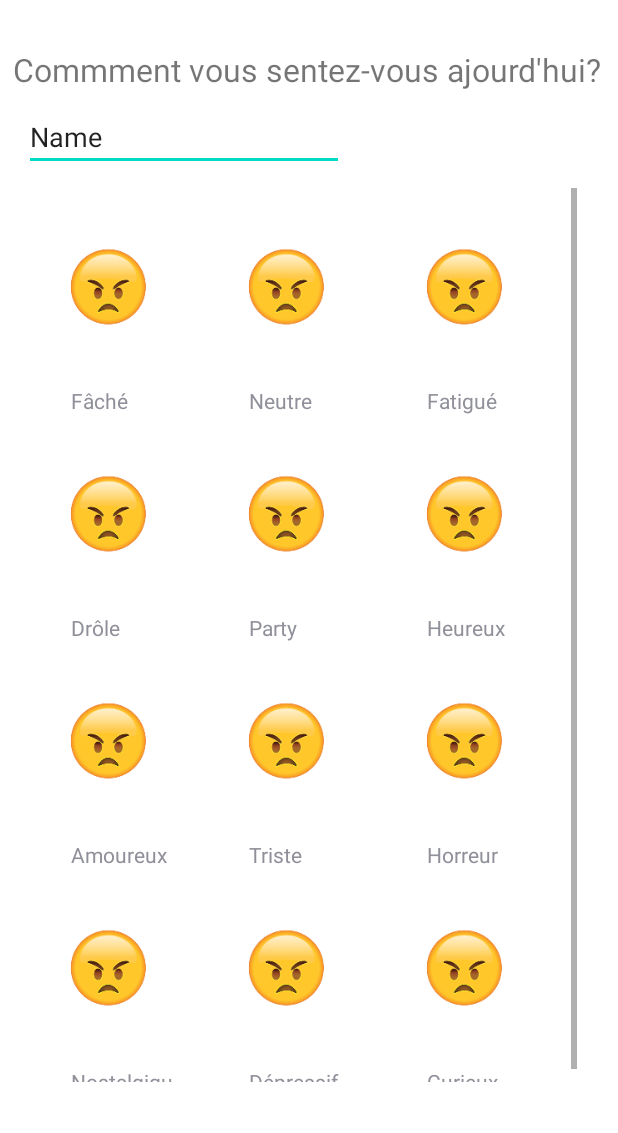
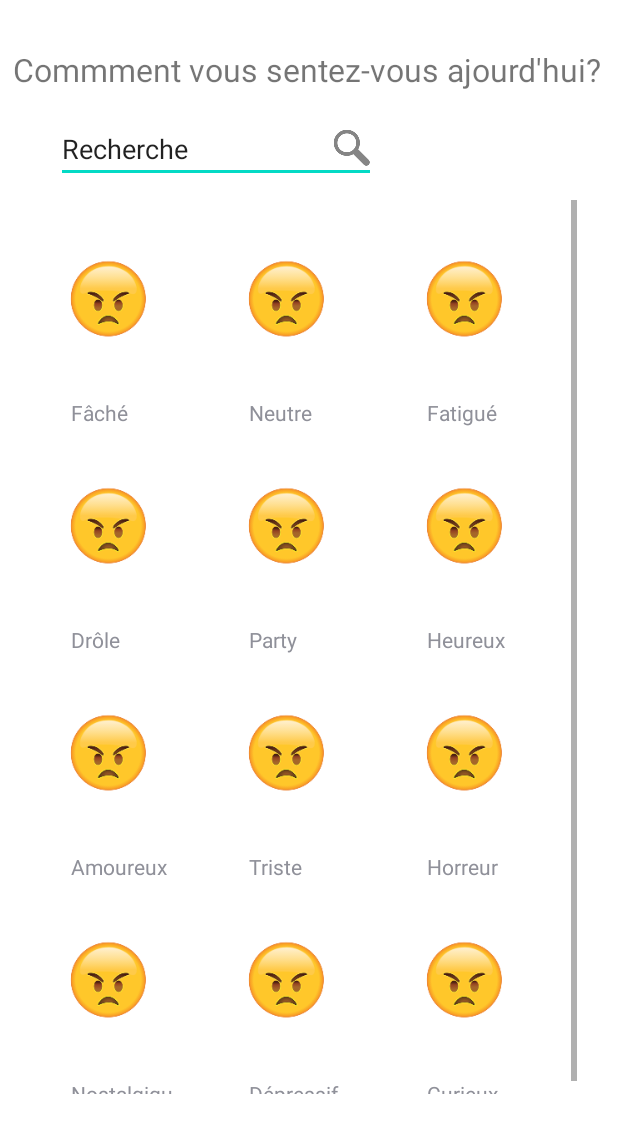
Before and after one commit to jayouimet/Devoir_04, an Android app: the choisirHumeur screen opened directly, with no data from a screen before it, on a phone screen of 412 x 824 dp. Shown: the top 1133 px of the screen. Run offline under Robolectric (Android 15) with nearby library versions, the phone set to English and light mode, and no system bars.

Commit message:
Bar de recherche humeur

```diff
--- a/Implementation/app/src/main/java/com/example/devoir4film/choisirHumeur.java
+++ b/Implementation/app/src/main/java/com/example/devoir4film/choisirHumeur.java
@@ -4,6 +4,9 @@ import androidx.appcompat.app.AppCompatActivity;
 
 import android.content.Intent;
 import android.os.Bundle;
+import android.text.Editable;
+import android.text.TextWatcher;
+import android.widget.EditText;
 import android.widget.GridView;
 import android.widget.SimpleAdapter;
 
@@ -12,12 +15,30 @@ import java.util.HashMap;
 
 public class choisirHumeur extends AppCompatActivity {
     GridView gridView;
+    EditText editText;
     @Override
     protected void onCreate(Bundle savedInstanceState) {
         super.onCreate(savedInstanceState);
         setContentView(R.layout.activity_choisir_humeur);
         gridView=findViewById(R.id.gridhumeur);
+        editText=findViewById(R.id.searchhumeur);
         updateListView("");
+        editText.addTextChangedListener(new TextWatcher() {
+            @Override
+            public void beforeTextChanged(CharSequence s, int start, int count, int after) {
+
+            }
+
+            @Override
+            public void onTextChanged(CharSequence s, int start, int before, int count) {
+                updateListView(""+s);
+            }
+
+            @Override
+            public void afterTextChanged(Editable s) {
+
+            }
+        });
     }
     public void updateListView(String stringDepart) {
         ArrayList<HashMap<String, String>> listItem = new ArrayList<HashMap<String, String>>();
@@ -30,8 +51,6 @@ public class choisirHumeur extends AppCompatActivity {
         //On refait la manip plusieurs fois avec des données différentes pour former les items de notre ListView
         for (String temp : BD.listHumeur
         ) {
-
-
                 if (longueur <= temp.length() && stringDepart.equalsIgnoreCase(temp.substring(0, longueur))) {
                     map = new HashMap<>();
                     map.put("titre", temp);
@@ -39,16 +58,11 @@ public class choisirHumeur extends AppCompatActivity {
                     //on insère un élément description que l'on récupérera dans le textView description créé dans le fichier row.xml
 
                     //on insère la référence à l'image (converti en String car normalement c'est un int) que l'on récupérera dans l'imageView créé dans le fichier row.xml
+                    listItem.add(map);
+            }
+        }
 
 
-                    listItem.add(map);
-
-
-
-
-            }
-
-        }
 
         //Création d'un SimpleAdapter qui se chargera de mettre les items présents dans notre list (listItem) dans la vue row(chque cours)
         SimpleAdapter mSchedule = new SimpleAdapter(this.getBaseContext(), listItem, R.layout.elementpagehumeur,
--- a/Implementation/app/src/main/res/layout/activity_choisir_humeur.xml
+++ b/Implementation/app/src/main/res/layout/activity_choisir_humeur.xml
@@ -7,7 +7,7 @@
     tools:context=".choisirHumeur">
 
     <TextView
-        android:id="@+id/textView"
+        android:id="@+id/comment"
         android:layout_width="wrap_content"
         android:layout_height="wrap_content"
         android:layout_marginTop="32dp"
@@ -19,18 +19,18 @@
         app:layout_constraintTop_toTopOf="parent" />
 
     <EditText
-        android:id="@+id/editTextTextPersonName"
+        android:id="@+id/searchhumeur"
         android:layout_width="wrap_content"
         android:layout_height="wrap_content"
-        android:layout_marginTop="8dp"
-
+        android:layout_marginTop="16dp"
+        android:drawableRight="@drawable/searchicon"
         android:ems="10"
         android:inputType="textPersonName"
-        android:text="Name"
+        android:text="@string/recherche"
         app:layout_constraintEnd_toEndOf="parent"
-        app:layout_constraintHorizontal_bias="0.079"
+        app:layout_constraintHorizontal_bias="0.189"
         app:layout_constraintStart_toStartOf="parent"
-        app:layout_constraintTop_toBottomOf="@+id/textView" />
+        app:layout_constraintTop_toBottomOf="@+id/comment" />
 
     <GridView
         android:id="@+id/gridhumeur"
@@ -40,5 +40,5 @@
         android:numColumns="3"
         app:layout_constraintEnd_toEndOf="parent"
         app:layout_constraintStart_toStartOf="parent"
-        app:layout_constraintTop_toBottomOf="@+id/editTextTextPersonName" />
+        app:layout_constraintTop_toBottomOf="@+id/searchhumeur" />
 </androidx.constraintlayout.widget.ConstraintLayout>
--- a/Implementation/app/src/main/res/values/strings.xml
+++ b/Implementation/app/src/main/res/values/strings.xml
@@ -7,4 +7,5 @@
     <string name="profil">Votre profil</string>
     <string name="favorinav">Vos favoris</string>
     <string name="sentez">Commment vous sentez-vous ajourd\'hui?</string>
+    <string name="recherche">Recherche</string>
 </resources>
```
